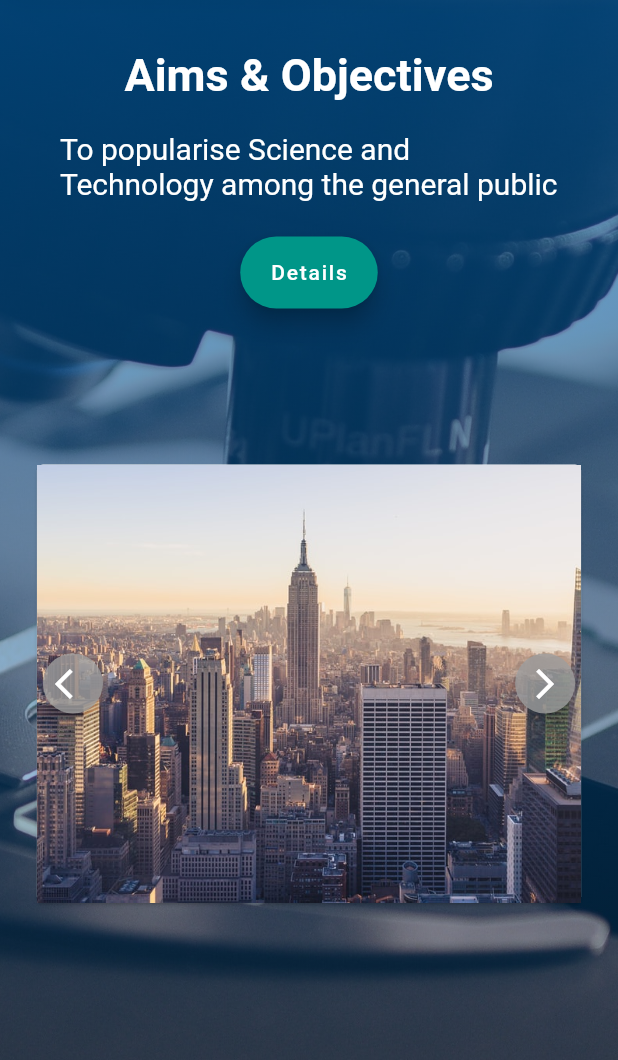
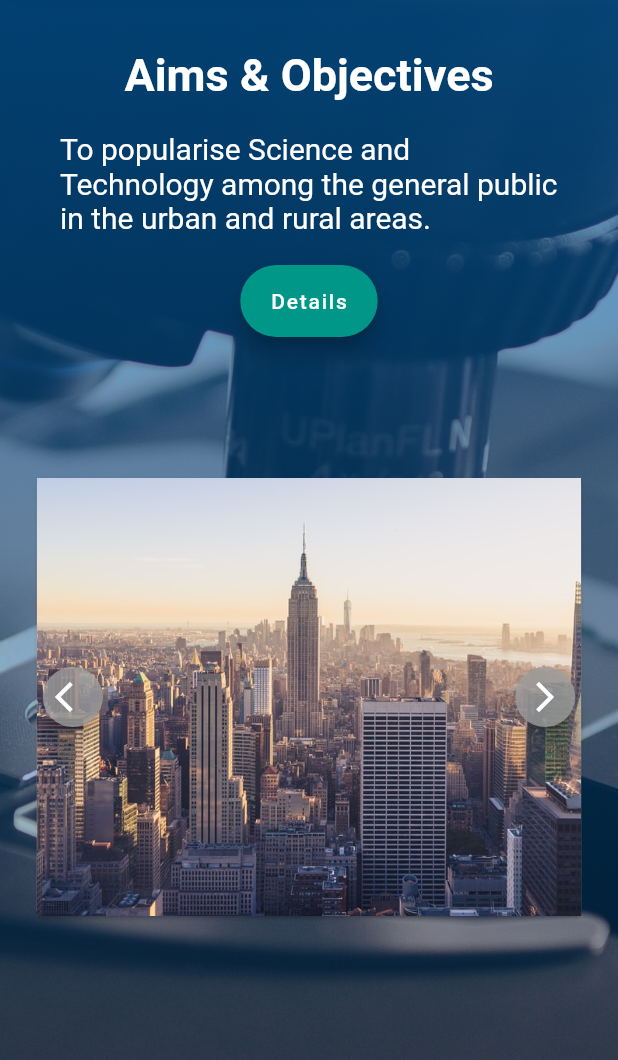
Before and after one commit to ashutosh201/tnstc-test-site, a Flutter app: the screen it shows after launch, on a phone screen of 412 x 824 dp, the part 176-1236 px from its top. Run offline on Flutter 3.47's test engine with Material 2 defaults, Android fonts, the phone set to English and light mode, and no system bars.

Commit message:
small changes

```diff
--- a/lib/Homepagebody/Homepagebody1.dart
+++ b/lib/Homepagebody/Homepagebody1.dart
@@ -280,7 +280,6 @@ class _MobileHomepagebody1State extends State<MobileHomepagebody1> {
                 ),
                 Container(
                   padding: EdgeInsets.symmetric(horizontal: 40),
-                  height: 50,
                   child: Text(
                     "To popularise Science and Technology among the general public in the urban and rural areas.",
                     style: TextStyle(
@@ -305,7 +304,7 @@ class _MobileHomepagebody1State extends State<MobileHomepagebody1> {
                   ),
                 ),
                 SizedBox(
-                  height: 100,
+                  height: 90,
                 ),
                 Container(
                   height: 300,
```
